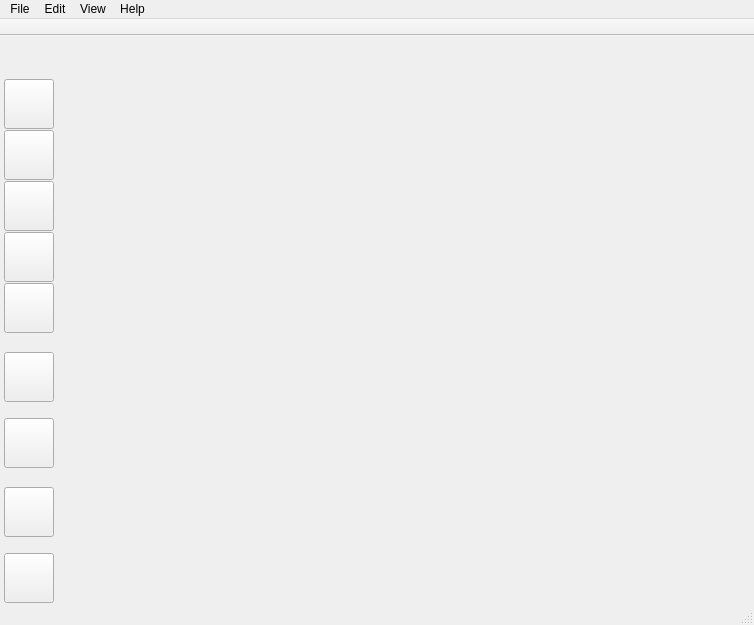
Above: ui/main_window.ui from zkovari/plotlyst before the change. Below: the same form after it.
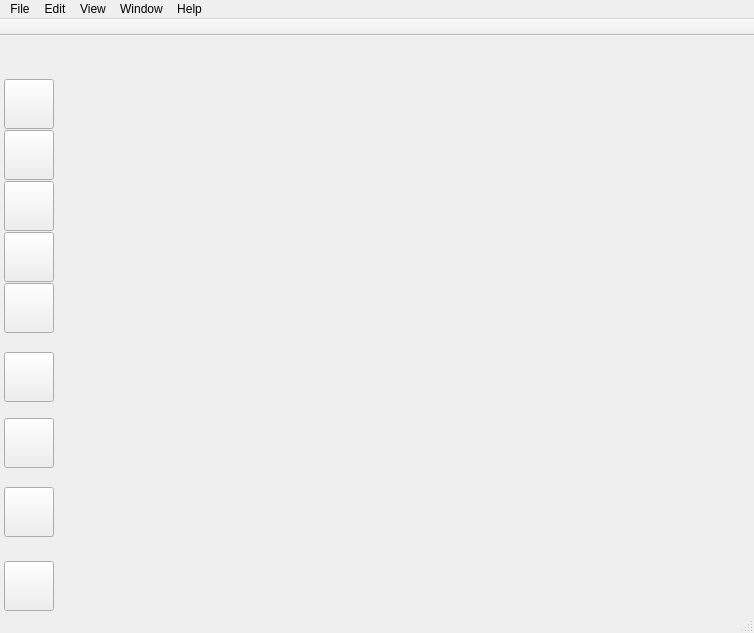
That is the form after the change.

Commit message: Detach panels

Patch:
```diff
--- a/ui/main_window.ui
+++ b/ui/main_window.ui
@@ -7,7 +7,7 @@
     <x>0</x>
     <y>0</y>
     <width>754</width>
-    <height>617</height>
+    <height>633</height>
    </rect>
   </property>
   <property name="mouseTracking">
@@ -941,9 +941,16 @@
     <addaction name="actionCopy"/>
     <addaction name="actionPaste"/>
    </widget>
+   <widget class="QMenu" name="menuWindow">
+    <property name="title">
+     <string>Window</string>
+    </property>
+    <addaction name="actionDetachCurrentPanel"/>
+   </widget>
    <addaction name="menuFile"/>
    <addaction name="menuEdit"/>
    <addaction name="menuView"/>
+   <addaction name="menuWindow"/>
    <addaction name="menuHelp"/>
   </widget>
   <widget class="QToolBar" name="toolBar">
```
Left out of the diff: 5 changed lines with no effect on the pictures. The commit also changes 2 other files.
